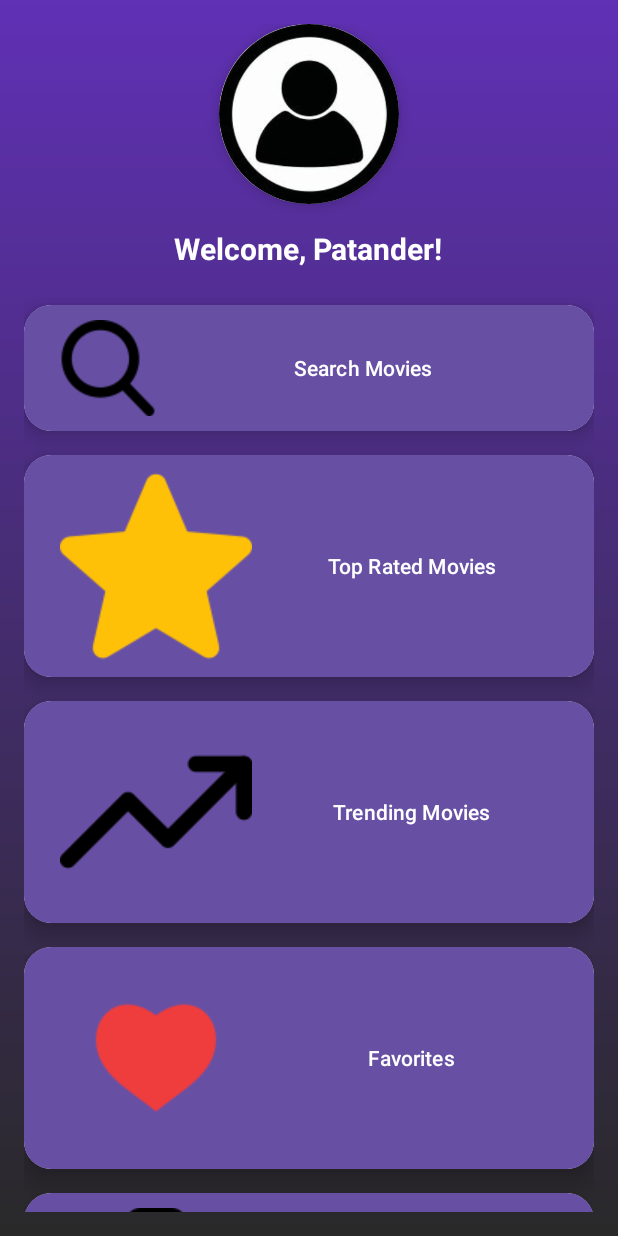
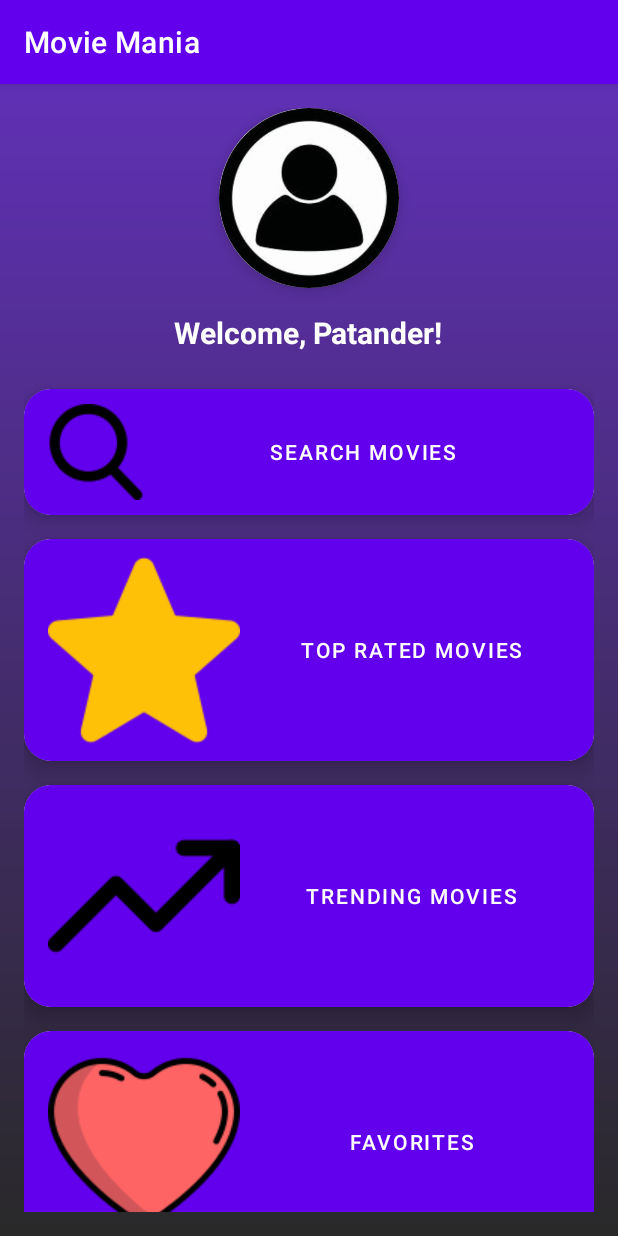
Before and after one commit to Ranshiv/TMDB, an Android app: the screen it shows after launch (HomeActivity), on a phone screen of 412 x 824 dp. Run offline under Robolectric (Android 15) with nearby library versions, the phone set to English and light mode, and no system bars.

```diff
--- a/app/build.gradle.kts
+++ b/app/build.gradle.kts
@@ -32,6 +32,8 @@ android {
 }
 
 dependencies {
+    implementation ("com.airbnb.android:lottie:5.2.0")
+
     implementation ("com.google.code.gson:gson:2.8.9")
     implementation ("com.squareup.okhttp3:okhttp:4.9.3")
     implementation ("com.github.bumptech.glide:glide:4.14.2")
--- a/app/src/main/java/com/sagara/finalproject/LoginActivity.java
+++ b/app/src/main/java/com/sagara/finalproject/LoginActivity.java
@@ -61,6 +61,7 @@ public class LoginActivity extends AppCompatActivity {
     private void navigateToHome() {
         Intent intent = new Intent(LoginActivity.this, HomeActivity.class);
         startActivity(intent);
+        overridePendingTransition(R.anim.slide_in, R.anim.slide_out);
         finish();
     }
 }
--- a/app/src/main/java/com/sagara/finalproject/SettingsActivity.java
+++ b/app/src/main/java/com/sagara/finalproject/SettingsActivity.java
@@ -55,6 +55,8 @@ public class SettingsActivity extends AppCompatActivity {
             Intent intent = new Intent(SettingsActivity.this, LoginActivity.class);
             intent.setFlags(Intent.FLAG_ACTIVITY_NEW_TASK | Intent.FLAG_ACTIVITY_CLEAR_TASK); // Clear the back stack
             startActivity(intent);
+
+            overridePendingTransition(R.anim.slide_in, R.anim.slide_out);
             Toast.makeText(this, "Logged out successfully", Toast.LENGTH_SHORT).show();
         });
     }
--- /dev/null
+++ b/app/src/main/res/anim/button_click.xml
@@ -0,0 +1,19 @@
+<?xml version="1.0" encoding="utf-8"?>
+<set xmlns:android="http://schemas.android.com/apk/res/android">
+    <scale
+        android:duration="100"
+        android:fromXScale="1.0"
+        android:fromYScale="1.0"
+        android:toXScale="0.95"
+        android:toYScale="0.95"
+        android:pivotX="50%"
+        android:pivotY="50%" />
+    <scale
+        android:duration="100"
+        android:fromXScale="0.95"
+        android:fromYScale="0.95"
+        android:toXScale="1.0"
+        android:toYScale="1.0"
+        android:pivotX="50%"
+        android:pivotY="50%" />
+</set>
--- /dev/null
+++ b/app/src/main/res/anim/slide_in.xml
@@ -0,0 +1,5 @@
+<?xml version="1.0" encoding="utf-8"?>
+<translate xmlns:android="http://schemas.android.com/apk/res/android"
+    android:fromXDelta="100%"
+    android:toXDelta="0%"
+    android:duration="300" />
--- /dev/null
+++ b/app/src/main/res/anim/slide_out.xml
@@ -0,0 +1,5 @@
+<?xml version="1.0" encoding="utf-8"?>
+<translate xmlns:android="http://schemas.android.com/apk/res/android"
+    android:fromXDelta="0%"
+    android:toXDelta="-100%"
+    android:duration="300" />
--- a/app/src/main/res/layout/activity_favorites.xml
+++ b/app/src/main/res/layout/activity_favorites.xml
@@ -20,5 +20,5 @@
         android:layout_width="match_parent"
         android:layout_height="match_parent"
         android:divider="@color/white"
-        android:dividerHeight="1dp" />
+        android:dividerHeight="2dp" />
 </LinearLayout>
--- a/app/src/main/res/layout/activity_home.xml
+++ b/app/src/main/res/layout/activity_home.xml
@@ -108,7 +108,7 @@
                 android:text="Favorites"
                 android:background="@drawable/button_bg"
                 android:textColor="@android:color/white"
-                android:drawableLeft="@drawable/ic_favorite"
+                android:drawableLeft="@drawable/ic_favorite_home"
                 android:drawablePadding="10dp" />
         </androidx.cardview.widget.CardView>
 
--- a/app/src/main/res/values/colors.xml
+++ b/app/src/main/res/values/colors.xml
@@ -6,7 +6,15 @@
     <color name="colorPrimary">#FF5722</color>
     <color name="colorPrimaryDark">#D84315</color>
     <color name="colorAccent">#FFC107</color>
-
+    <color name="primaryColor">#6200EE</color>
+    <color name="primaryLightColor">#BB86FC</color>
+    <color name="primaryDarkColor">#3700B3</color>
+    <color name="accentColor">#03DAC5</color>
+    <color name="backgroundColor">#FFFFFF</color>
+    <color name="textPrimaryColor">#000000</color>
+    <color name="textSecondaryColor">#757575</color>
+    <color name="buttonColor">#6200EE</color>
+    <color name="errorColor">#B00020</color>
 
 
 
--- a/app/src/main/res/values/strings.xml
+++ b/app/src/main/res/values/strings.xml
@@ -1,3 +1,3 @@
 <resources>
-    <string name="app_name">Final Project</string>
+    <string name="app_name">Movie Mania</string>
 </resources>
--- a/app/src/main/res/values/themes.xml
+++ b/app/src/main/res/values/themes.xml
@@ -1,9 +1,12 @@
 <resources xmlns:tools="http://schemas.android.com/tools">
-    <!-- Base application theme. -->
-    <style name="Base.Theme.FinalProject" parent="Theme.Material3.DayNight.NoActionBar">
-        <!-- Customize your light theme here. -->
-        <!-- <item name="colorPrimary">@color/my_light_primary</item> -->
+    <style name="Theme.FinalProject" parent="Theme.MaterialComponents.DayNight.DarkActionBar">
+        <item name="colorPrimary">@color/primaryColor</item>
+        <item name="colorPrimaryVariant">@color/primaryDarkColor</item>
+        <item name="colorOnPrimary">@color/backgroundColor</item>
+        <item name="colorSecondary">@color/accentColor</item>
+<!--        <item name="colorBackground">@color/backgroundColor</item>-->
+        <item name="colorOnBackground">@color/textPrimaryColor</item>
+<!--        <item name="textColorPrimary">@color/textPrimaryColor</item>-->
+<!--        <item name="textColorSecondary">@color/textSecondaryColor</item>-->
     </style>
-
-    <style name="Theme.FinalProject" parent="Base.Theme.FinalProject" />
 </resources>
```
Also changed, not shown: app/src/main/java/com/sagara/finalproject/HomeActivity.java (+19 -0 lines), app/src/main/java/com/sagara/finalproject/FavoritesActivity.java (line endings or trailing spaces), app/src/main/java/com/sagara/finalproject/MainActivity.java (line endings or trailing spaces), app/src/main/java/com/sagara/finalproject/Movie.java (line endings or trailing spaces), app/src/main/java/com/sagara/finalproject/MovieAdapter.java (line endings or trailing spaces), app/src/main/java/com/sagara/finalproject/MovieListActivity.java (line endings or trailing spaces), app/src/main/res/drawable/ic_favorite.png, app/src/main/res/drawable/ic_favorite_border.png, app/src/main/res/drawable/ic_favorite_home.png (added).
